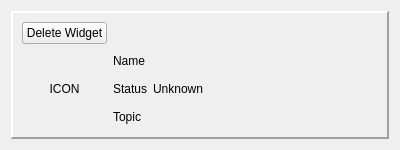
This is src/application/ui/thermometer_widget.ui in EduardFrlicka/ICP-Projekt as Qt 5 draws it before an edit. The edited form follows.
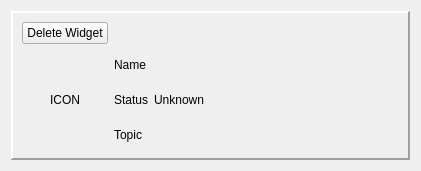
This is the edited form.

```diff
--- a/src/application/ui/thermometer_widget.ui
+++ b/src/application/ui/thermometer_widget.ui
@@ -6,8 +6,8 @@
    <rect>
     <x>0</x>
     <y>0</y>
-    <width>400</width>
-    <height>150</height>
+    <width>421</width>
+    <height>171</height>
    </rect>
   </property>
   <property name="windowTitle">
@@ -92,6 +92,12 @@
         </item>
         <item row="1" column="0">
          <widget class="QLabel" name="icon_label">
+          <property name="minimumSize">
+           <size>
+            <width>75</width>
+            <height>75</height>
+           </size>
+          </property>
           <property name="text">
            <string>ICON</string>
           </property>
```
